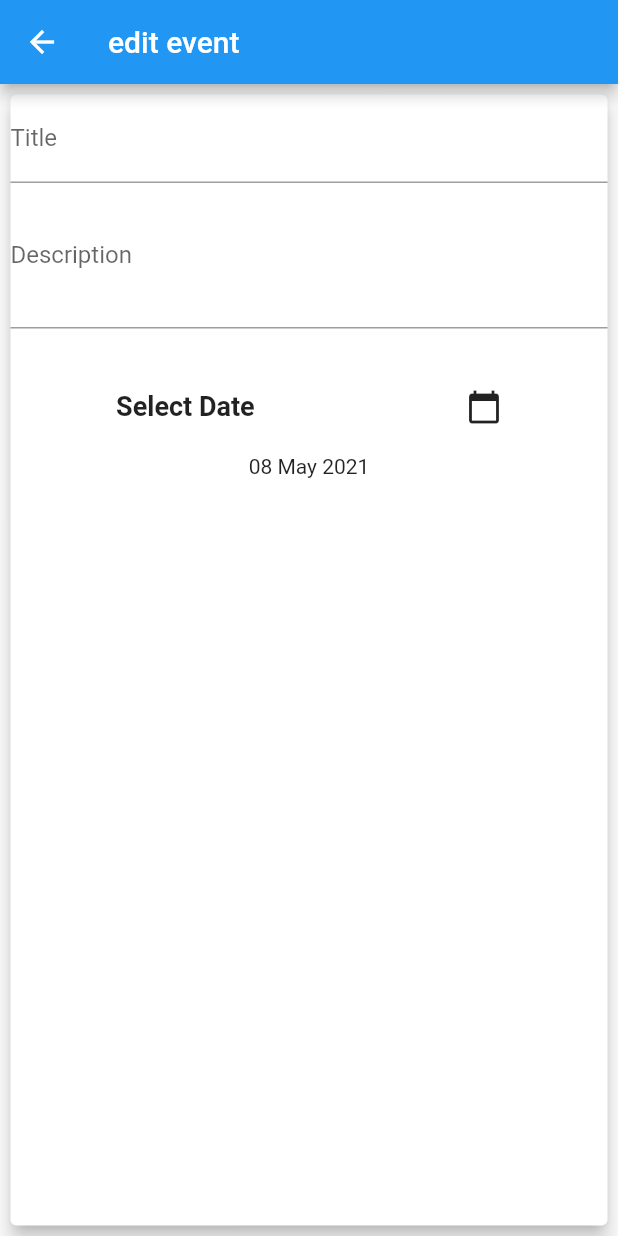
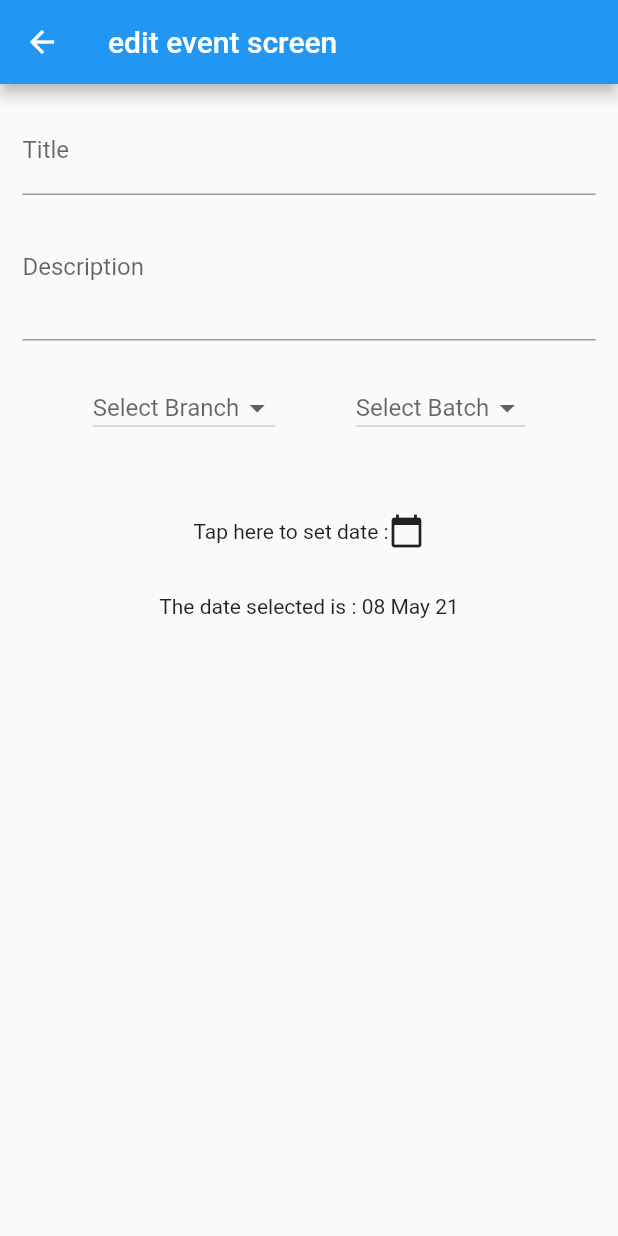
Before and after one commit to roopak99/BIT-Connect, a Flutter app: the UserEvents screen opened by its route, scrolled down 208 dp, after a tap on the "add" icon, on a phone screen of 412 x 824 dp. Run offline on Flutter 3.47's test engine with Material 2 defaults, Android fonts, the phone set to English and light mode, and no system bars.

Commit message:
event edit form complete

```diff
--- a/lib/main.dart
+++ b/lib/main.dart
@@ -1,10 +1,10 @@
 import 'package:bit_connect/providers/events.dart';
-import 'package:bit_connect/screens/edit_event_screen.dart';
 import 'package:bit_connect/screens/event_detail.dart';
 import 'package:bit_connect/screens/events_overview_screen.dart';
 import 'package:bit_connect/screens/user_events.dart';
 import 'package:flutter/material.dart';
 import 'package:provider/provider.dart';
+import './screens/edit_event_screen.dart';
 
 void main() {
   runApp(MyApp());
@@ -26,7 +26,7 @@ class MyApp extends StatelessWidget {
           '/': (context) => EventsOverviewScreen(),
           EventDetail.routeName: (context) => EventDetail(),
           UserEvents.routeName: (context) => UserEvents(),
-          EditEventSceen.routeName: (context) => EditEventSceen(),
+          EditEventScreen.routeName: (context) => EditEventScreen(),
         },
       ),
     );
--- a/lib/models/event.dart
+++ b/lib/models/event.dart
@@ -6,6 +6,8 @@ class Event {
   final String description;
   final String imageURL;
   final DateTime eventDate;
+  final String branch;
+  final String batch;
   bool isFavourite;
 
   Event({
@@ -13,6 +15,8 @@ class Event {
     @required this.title,
     @required this.description,
     @required this.eventDate,
+    @required this.batch,
+    @required this.branch,
     this.imageURL,
     isFavourite = false,
   });
--- a/lib/providers/events.dart
+++ b/lib/providers/events.dart
@@ -10,77 +10,122 @@ class Events with ChangeNotifier {
       eid: 'e1',
       title: 'event 1',
       description: 'this is product description',
-        eventDate: DateTime.utc(2021, 5, 15)),
+      eventDate: DateTime.utc(2021, 5, 15),
+      branch: 'cse',
+      batch: '2018-22',
+    ),
     Event(
       eid: 'e2',
       title: 'event 2',
       description: 'this is product description',
-        eventDate: DateTime.utc(2021, 5, 16)),
+      eventDate: DateTime.utc(2021, 5, 16),
+      branch: 'cse',
+      batch: '2018-22',
+    ),
     Event(
       eid: 'e3',
       title: 'event 3',
       description: 'this is product description',
-        eventDate: DateTime.utc(2021, 5, 17)),
+      eventDate: DateTime.utc(2021, 5, 17),
+      branch: 'cse',
+      batch: '2018-22',
+    ),
     Event(
       eid: 'e4',
       title: 'event 4',
       description: 'this is product description',
-        eventDate: DateTime.utc(2021, 5, 18)),
+      eventDate: DateTime.utc(2021, 5, 18),
+      branch: 'cse',
+      batch: '2018-22',
+    ),
     Event(
       eid: 'e5',
       title: 'event 5',
       description: 'this is product description',
-        eventDate: DateTime.utc(2021, 5, 19)),
+      eventDate: DateTime.utc(2021, 5, 19),
+      branch: 'cse',
+      batch: '2018-22',
+    ),
     Event(
       eid: 'e1',
       title: 'event 1',
       description: 'this is product description',
-        eventDate: DateTime.utc(2021, 5, 15)),
+      eventDate: DateTime.utc(2021, 5, 15),
+      branch: 'cse',
+      batch: '2018-22',
+    ),
     Event(
       eid: 'e2',
       title: 'event 2',
       description: 'this is product description',
-        eventDate: DateTime.utc(2021, 5, 16)),
+      eventDate: DateTime.utc(2021, 5, 16),
+      branch: 'cse',
+      batch: '2018-22',
+    ),
     Event(
       eid: 'e3',
       title: 'event 3',
       description: 'this is product description',
-        eventDate: DateTime.utc(2021, 5, 17)),
+      eventDate: DateTime.utc(2021, 5, 17),
+      branch: 'cse',
+      batch: '2018-22',
+    ),
     Event(
       eid: 'e4',
       title: 'event 4',
       description: 'this is product description',
-        eventDate: DateTime.utc(2021, 5, 18)),
+      eventDate: DateTime.utc(2021, 5, 18),
+      branch: 'cse',
+      batch: '2018-22',
+    ),
     Event(
       eid: 'e5',
       title: 'event 5',
       description: 'this is product description',
-        eventDate: DateTime.utc(2021, 5, 19)),
+      eventDate: DateTime.utc(2021, 5, 19),
+      branch: 'cse',
+      batch: '2018-22',
+    ),
     Event(
       eid: 'e1',
       title: 'event 1',
       description: 'this is product description',
-        eventDate: DateTime.utc(2021, 5, 15)),
+      eventDate: DateTime.utc(2021, 5, 15),
+      branch: 'cse',
+      batch: '2018-22',
+    ),
     Event(
       eid: 'e2',
       title: 'event 2',
       description: 'this is product description',
-        eventDate: DateTime.utc(2021, 5, 16)),
+      eventDate: DateTime.utc(2021, 5, 16),
+      branch: 'cse',
+      batch: '2018-22',
+    ),
     Event(
       eid: 'e3',
       title: 'event 3',
       description: 'this is product description',
-        eventDate: DateTime.utc(2021, 5, 17)),
+      eventDate: DateTime.utc(2021, 5, 17),
+      branch: 'cse',
+      batch: '2018-22',
+    ),
     Event(
       eid: 'e4',
       title: 'event 4',
       description: 'this is product description',
-        eventDate: DateTime.utc(2021, 5, 18)),
+      eventDate: DateTime.utc(2021, 5, 18),
+      branch: 'cse',
+      batch: '2018-22',
+    ),
     Event(
       eid: 'e5',
       title: 'event 5',
       description: 'this is product description',
-        eventDate: DateTime.utc(2021, 5, 19)),
+      eventDate: DateTime.utc(2021, 5, 19),
+      branch: 'cse',
+      batch: '2018-22',
+    ),
   ];
 
   List<Event> get events {
--- a/lib/screens/dummy_login.dart
+++ /dev/null
@@ -1,33 +0,0 @@
-import 'package:bit_connect/screens/events_overview_screen.dart';
-import 'package:flutter/material.dart';
-
-class DummyLogin extends StatelessWidget {
-  @override
-  Widget build(BuildContext context) {
-    return Scaffold(
-      appBar: AppBar(
-        title: Text('Dummy login'),
-      ),
-      body: Center(
-        child: Column(
-          children: [
-            IconButton(
-              icon: Icon(Icons.add_moderator),
-              onPressed: () {
-                Navigator.of(context)
-                    .pushReplacementNamed(EventsOverviewScreen.routeName);
-              },
-            ),
-            IconButton(
-              icon: Icon(Icons.person),
-              onPressed: () {
-                Navigator.of(context)
-                    .pushReplacementNamed(EventsOverviewScreen.routeName);
-              },
-            )
-          ],
-        ),
-      ),
-    );
-  }
-}
--- a/lib/screens/edit_event_screen.dart
+++ b/lib/screens/edit_event_screen.dart
@@ -1,15 +1,33 @@
-import 'package:bit_connect/widgets/drop_down_list.dart';
 import 'package:flutter/material.dart';
 import 'package:intl/intl.dart';
 
-class EditEventSceen extends StatefulWidget {
+class EditEventScreen extends StatefulWidget {
+  static const routeName = '/edit-event-screen';
   @override
-  _EditEventSceenState createState() => _EditEventSceenState();
-  static const routeName = '/edit-event-screen';
+  _EditEventScreenState createState() => _EditEventScreenState();
 }
 
-class _EditEventSceenState extends State<EditEventSceen> {
+class _EditEventScreenState extends State<EditEventScreen> {
+  var _branches = [
+    "CSE",
+    "IT",
+    "ETC",
+    "EE",
+    "EEE",
+    "MECH",
+    "CIVIL",
+  ];
+  var _batches = [
+    "2020-2024",
+    "2019-2023",
+    "2018-2022",
+    "2017-2021",
+  ];
+  var _currentSelectedBranch;
+  var _currentSelectedBatch;
+
   DateTime selectedDate = DateTime.now();
+
   Future<void> _selectDate(BuildContext context) async {
     final DateTime picked = await showDatePicker(
         context: context,
@@ -24,15 +42,14 @@ class _EditEventSceenState extends State<EditEventSceen> {
 
   @override
   Widget build(BuildContext context) {
+    var parsedDate = DateFormat('dd MMM yy').format(selectedDate);
     return Scaffold(
       appBar: AppBar(
-        title: Text('edit event'),
+        title: Text('edit event screen'),
       ),
       body: Padding(
-        padding: const EdgeInsets.all(3.0),
+        padding: EdgeInsets.all(15),
         child: Form(
-          child: Card(
-            elevation: 5,
             child: ListView(
           children: [
             TextFormField(
@@ -45,32 +62,75 @@ class _EditEventSceenState extends State<EditEventSceen> {
               keyboardType: TextInputType.multiline,
             ),
             Container(
-                  margin: EdgeInsets.symmetric(vertical: 20),
-                  height: 100,
-                  child: Column(
-                    mainAxisAlignment: MainAxisAlignment.spaceEvenly,
-                    children: [
-                      InkWell(
-                        onTap: () => _selectDate(context),
+              margin: EdgeInsets.all(20),
+              height: 50,
               child: Row(
                 mainAxisAlignment: MainAxisAlignment.spaceAround,
                 children: [
-                              Text(
-                                'Select Date',
-                                style: TextStyle(
-                                    fontWeight: FontWeight.bold, fontSize: 18),
+                  DropdownButton<String>(
+                    icon: Icon(Icons.arrow_drop_down_outlined),
+                    hint: Text('Select Branch'),
+                    value: _currentSelectedBranch,
+                    isDense: true,
+                    onChanged: (String newValue) {
+                      setState(() {
+                        _currentSelectedBranch = newValue;
+                      });
+                    },
+                    items: _branches.map((String value) {
+                      return DropdownMenuItem<String>(
+                        value: value,
+                        child: Text(value),
+                      );
+                    }).toList(),
                   ),
-                              Icon(Icons.calendar_today),
-                            ]),
-                      ),
-                      Text(DateFormat('dd MMM yyyy').format(selectedDate))
-                    ],
-                  ),
+                  DropdownButton<String>(
+                    icon: Icon(Icons.arrow_drop_down_outlined),
+                    hint: Text('Select Batch'),
+                    value: _currentSelectedBatch,
+                    isDense: true,
+                    onChanged: (String newValue) {
+                      setState(() {
+                        _currentSelectedBatch = newValue;
+                      });
+                    },
+                    items: _batches.map((String value) {
+                      return DropdownMenuItem<String>(
+                        value: value,
+                        child: Text(value),
+                      );
+                    }).toList(),
                   ),
                 ],
               ),
             ),
+            Container(
+              margin: EdgeInsets.symmetric(vertical: 10),
+              height: 100,
+              child: InkWell(
+                onTap: () {
+                  _selectDate(context);
+                },
+                child: Column(
+                  mainAxisAlignment: MainAxisAlignment.spaceAround,
+                  children: [
+                    Row(
+                      mainAxisAlignment: MainAxisAlignment.center,
+                      children: [
+                        Text('Tap here to set date :'),
+                        Icon(Icons.calendar_today),
+                      ],
                     ),
+                    Text(
+                      'The date selected is : $parsedDate',
+                      textAlign: TextAlign.center,
+                    ),
+                  ],
+                ),
+              ),
+            )
+          ],
+        )),
       ),
     );
   }
--- a/lib/screens/user_events.dart
+++ b/lib/screens/user_events.dart
@@ -18,7 +18,7 @@ class UserEvents extends StatelessWidget {
             IconButton(
               icon: Icon(Icons.add),
               onPressed: () {
-                Navigator.of(context).pushNamed(EditEventSceen.routeName);
+                Navigator.of(context).pushNamed(EditEventScreen.routeName);
               },
             )
           ],
```
Lines whose indentation alone changed are shown as unchanged.
